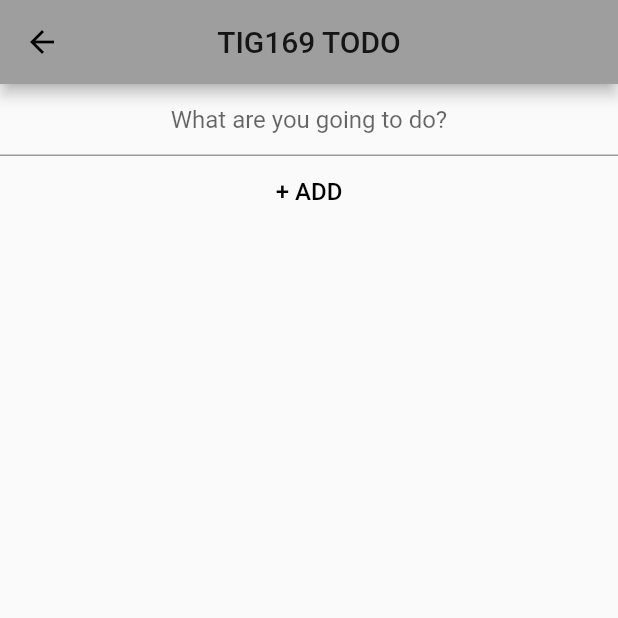
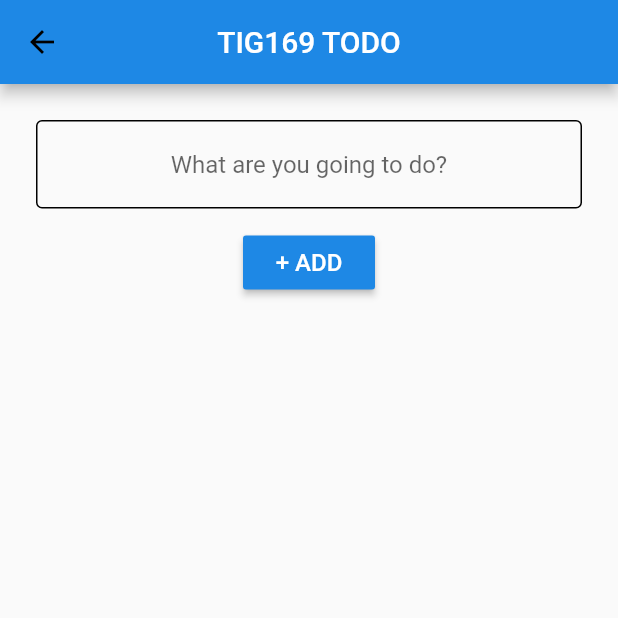
Before and after one commit to gu-tig169/guslonnrle, a Flutter app: the screen it shows after launch, after a tap on the "add" icon, on a phone screen of 412 x 824 dp, the top half of it. Run offline on Flutter 3.47's test engine with Material 2 defaults, Android fonts, the phone set to English and light mode, and no system bars.

Commit message:
fixat lite designgrejer

```diff
--- a/inlamning_1/lib/EditTodoView.dart
+++ b/inlamning_1/lib/EditTodoView.dart
@@ -30,23 +30,36 @@ class EditTodoViewState extends State<EditTodoView>{
 
   Widget build(buildContext){
     return Scaffold(
-      appBar: AppBar(centerTitle: true, title: Text('TIG169 TODO'),
+      appBar: AppBar(
+        backgroundColor: Colors.blue[600],
+        centerTitle: true,
+        title: Text('TIG169 TODO',
+        style: TextStyle(
+          color: Colors.white)),
       ),
-      body: Column(
+      body: Padding(
+        padding: const EdgeInsets.all(24.0),
+        child: Column(
           children: [
             TextField(
               controller: textEditingController,
               textAlign: TextAlign.center,
               decoration: InputDecoration(
+                enabledBorder: OutlineInputBorder(),
                 hintText: 'What are you going to do?',),),
-          FlatButton(
-                  child: Text('+ ADD', style: TextStyle(color: Colors.black, fontSize: 16)),
+            Padding(
+              padding: const EdgeInsets.all(12.0),
+              child: RaisedButton(
+                child: Text('+ ADD', style: TextStyle(color: Colors.white, fontSize: 16)),
+                color: Colors.blue[600],
                 onPressed: () {
                   Api.addingTodo(TodoAssignment( assignment: textEditingController.text, id: null, done: false));
                   Navigator.pop(context, TodoAssignment(assignment: assignment));
                   },
               ),
+            ),
           ],
+        ),
       )
 
     );
--- a/inlamning_1/lib/TodoList.dart
+++ b/inlamning_1/lib/TodoList.dart
@@ -9,11 +9,21 @@ class TodoList extends StatelessWidget {
   Widget build(BuildContext context) {
     return Scaffold(
       appBar: AppBar(
+        backgroundColor: Colors.blue[600],
         centerTitle:true,
-        title: Text('TIG169 TODO'),
+        title: Text('TIG169 TODO',
+          style: TextStyle(
+            color: Colors.white
+          )
+        ),
         actions: [_popupButton()]),
       body: _buildList(context),
-      floatingActionButton: FloatingActionButton(child: Icon(Icons.add),
+      floatingActionButton: FloatingActionButton(
+        backgroundColor: Colors.blue[600],
+        child: Icon(Icons.add,
+          color: Colors.white
+        ),
+
       onPressed: () async{
         var newTodo = await Navigator.push(
           context,
@@ -34,7 +44,10 @@ class TodoList extends StatelessWidget {
         itemCount: state.getTodos.length,
         itemBuilder: (context,index,) {
           return ListTile(
+            contentPadding: EdgeInsetsDirectional.only(start: 20, top: 20),
             leading: Checkbox(
+              checkColor: Colors.white,
+              activeColor: Colors.blue[600],
             value: state.getDone(index),
             onChanged: (bool done) {
               state.updateTodoByIndex(index, done);
@@ -42,7 +55,7 @@ class TodoList extends StatelessWidget {
           ),
           title: state.getTodo(state, index),
             trailing: IconButton(
-            icon: Icon(Icons.coronavirus_sharp),
+            icon: Icon(Icons.coronavirus_sharp, color: Colors.red),
                 onPressed: (){
                   state.delete(index);
         },
@@ -56,6 +69,7 @@ class TodoList extends StatelessWidget {
     Widget _popupButton(){
     return Consumer <MyState> (
       builder: (context, state, child) => PopupMenuButton(
+        color: Colors.white,
         onSelected: (newValue) {
           state.setFilterValue(newValue);
           state.useFilter();
--- a/inlamning_1/lib/model.dart
+++ b/inlamning_1/lib/model.dart
@@ -108,10 +108,10 @@ class MyState extends ChangeNotifier{
   }
   getTodo(done, index) {
     if(getTodos[index].done==false) {
-      return Text(getTodos[index].assignment);
+      return Text(getTodos[index].assignment, style: TextStyle(fontSize: 20));
     } else {
       return Text(getTodos[index].assignment,
-        style: TextStyle(decoration: TextDecoration.lineThrough));
+        style: TextStyle(fontSize: 20, decoration: TextDecoration.lineThrough,));
     }
   }
 
```
Lines whose indentation alone changed are shown as unchanged.
